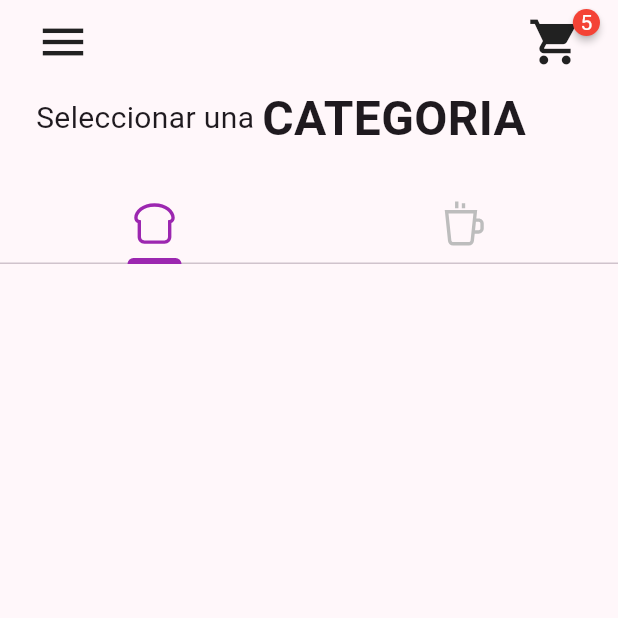
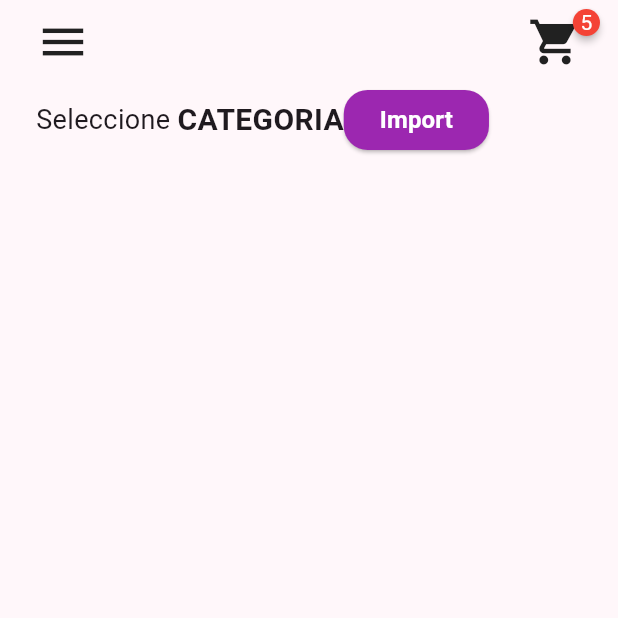
Before and after one commit to adimerpaul/cafeitaliaApp, a Flutter app: the screen it shows after launch, on a phone screen of 412 x 824 dp, the top half of it. Run offline on Flutter 3.47's test engine with Material 3 defaults, Android fonts, the phone set to English and light mode, and no system bars; drawn by our look-alikes of badges; our stand-ins replace flutter_dotenv, hive, hive_flutter, line_icons; accounts and stored records are empty.

Commit message:
recuperando categorias

```diff
--- a/lib/models/Products.dart
+++ b/lib/models/Products.dart
@@ -8,11 +8,11 @@ class Product {
   @HiveField(1)
   final String name;
   @HiveField(2)
-  final String price;
+  final double price;
   @HiveField(3)
-  final double imagen;
+  final String imagen;
   @HiveField(4)
-  final String cantidad;
+  final int cantidad;
   @HiveField(5)
   final int category_id;
 
--- a/lib/pages/MyHomePage.dart
+++ b/lib/pages/MyHomePage.dart
@@ -1,5 +1,9 @@
+import 'package:cafeitalia/components/MyTab.dart';
+import 'package:cafeitalia/models/Category.dart';
+import 'package:cafeitalia/services/ImportService.dart';
 import 'package:flutter/material.dart';
 import 'package:badges/badges.dart' as badges;
+import 'package:hive/hive.dart';
 import 'package:line_icons/line_icons.dart';
 
 class MyHomePage extends StatefulWidget {
@@ -11,14 +15,37 @@ class MyHomePage extends StatefulWidget {
 
 class _MyHomePageState extends State<MyHomePage> {
   int cartItems = 5;
-  List<Widget> tabs = [
-    Tab(
-      child: Icon(LineIcons.breadSlice, size: 36)
-    ),
-    Tab(
-        child: Icon(LineIcons.coffee, size: 36)
-    ),
-  ];
+  bool _loading = false;
+  List<Category> categories = [];
+  List<Widget> tabs = [];
+  import() async {
+    setState(() {
+      _loading = true;
+    });
+    final import = await ImportService().importDatos();
+    getDatos();
+    setState(() {
+      _loading = false;
+    });
+  }
+
+  @override
+  initState() {
+    // TODO: implement initState
+    super.initState();
+    getDatos();
+  }
+  getDatos() async {
+    var categoriesBox = await Hive.openBox<Category>('categories');
+    categories = categoriesBox.values.toList();
+    tabs.clear();
+    categories.forEach((category) {
+      tabs.add(
+        MyTab(icon: category.icon),
+      );
+    });
+  }
+
   @override
   Widget build(BuildContext context) {
     return DefaultTabController(
@@ -61,19 +88,36 @@ class _MyHomePageState extends State<MyHomePage> {
               child: Row(
                 children: [
                   Text(
-                    'Seleccionar una ',
+                    'Seleccione ',
                     style: TextStyle(
-                      fontSize: 20,
+                      fontSize: 18,
                       // fontWeight: FontWeight.bold,
                     ),
                   ),
                   Text(
                     'CATEGORIA',
                     style: TextStyle(
-                      fontSize: 32,
+                      fontSize: 20,
                       fontWeight: FontWeight.bold,
                     ),
                   ),
+                  ElevatedButton(
+                    onPressed: _loading ? null : import,
+                    child: _loading? CircularProgressIndicator() : Text(
+                      'Import',
+                      style: TextStyle(
+                        fontSize: 16,
+                        color: Colors.white,
+                        fontWeight: FontWeight.bold,
+                      ),
+                    ),
+                    style: ElevatedButton.styleFrom(
+                      primary: Colors.purple,
+                      shape: RoundedRectangleBorder(
+                        borderRadius: BorderRadius.circular(16),
+                      ),
+                    ),
+                  )
                 ],
               ),
             ),
--- a/pubspec.yaml
+++ b/pubspec.yaml
@@ -39,6 +39,8 @@ dependencies:
   line_icons: ^2.0.3
   hive: ^2.2.3
   hive_flutter: ^1.1.0
+  flutter_dotenv: ^5.1.0
+  http: ^1.1.2
 
 dev_dependencies:
   flutter_test:
@@ -65,7 +67,8 @@ flutter:
   uses-material-design: true
 
   # To add assets to your application, add an assets section, like this:
-  # assets:
+  assets:
+    - .env
   #   - images/a_dot_burr.jpeg
   #   - images/a_dot_ham.jpeg
 
```
Also changed, not shown: lib/components/MyTab.dart (+18 -7 lines), lib/main.dart (+10 -1 lines), lib/services/ImportService.dart (added, +43 -0 lines), lib/models/Products.g.dart, pubspec.lock, 1 other file.
